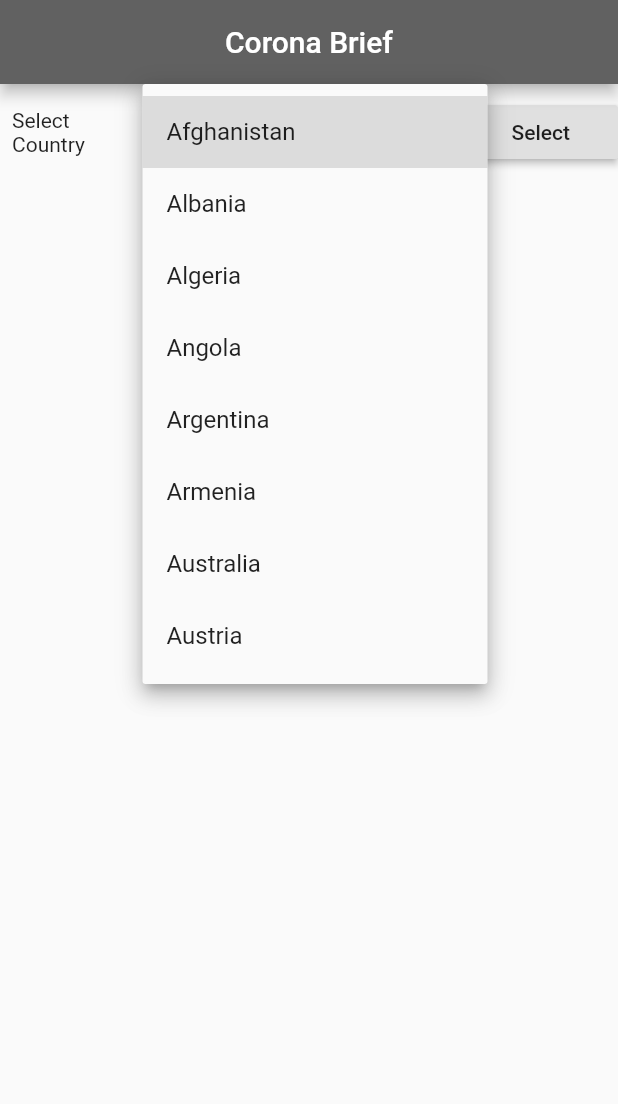
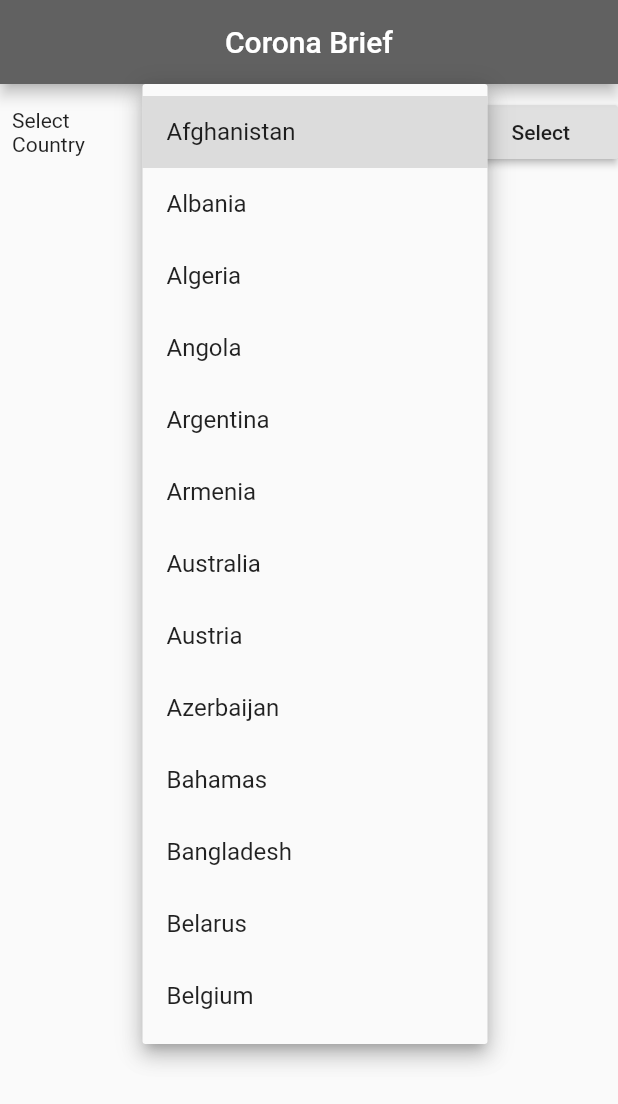
Before and after one commit to yashodgayashan/corona-mobile-app, a Flutter app: the screen it shows after launch, after a tap on "Afghanistan", on a phone screen of 412 x 824 dp. Shown: the top 1104 px of the screen. Run offline on Flutter 3.47's test engine with Material 2 defaults, Android fonts, the phone set to English and light mode, and no system bars; network calls fail.

Commit message:
Added some countries

```diff
--- a/lib/screens/main_screen.dart
+++ b/lib/screens/main_screen.dart
@@ -1,3 +1,4 @@
+import 'package:corona_app/utills/corona_info.dart';
 import 'package:corona_app/utills/http_service.dart';
 import 'package:flutter/material.dart';
 import 'package:corona_app/utills/country.dart';
@@ -16,7 +17,12 @@ class _HomeState extends State<Home> {
     Country(codeName: "AR", countryName: "Argentina"),
     Country(codeName: "AM", countryName: "Armenia"),
     Country(codeName: "AU", countryName: "Australia"),
-    Country(codeName: "AT", countryName: "Austria")
+    Country(codeName: "AT", countryName: "Austria"),
+    Country(codeName: "AZ", countryName: "Azerbaijan"),
+    Country(codeName: "BS", countryName: "Bahamas"),
+    Country(codeName: "BD", countryName: "Bangladesh"),
+    Country(codeName: "BY", countryName: "Belarus"),
+    Country(codeName: "BE", countryName: "Belgium"),
   ];
 
   List<DropdownMenuItem<Country>> _dropdownMenuItems;
@@ -86,7 +92,8 @@ class _HomeState extends State<Home> {
                   child: RaisedButton(
                       child: Text("Select"),
                       onPressed: () {
-                        HttpService().getPost(id: "LK");
+                        Future<CoronaData> post =
+                            HttpService().getPost(id: _selectedCountry.code);
                         debugPrint(
                             "Pressed and value is ${_selectedCountry.country}");
                       }),
--- a/lib/utills/http_service.dart
+++ b/lib/utills/http_service.dart
@@ -7,7 +7,7 @@ import 'package:http/http.dart';
 class HttpService {
   final String getUrl = "https://thevirustracker.com/free-api?countryTotal=";
 
-  Future<void> getPost({@required String id}) async {
+  Future<CoronaData> getPost({@required String id}) async {
     Response res = await get(getUrl + id);
 
     if(res.statusCode == 200){
@@ -16,7 +16,8 @@ class HttpService {
       CoronaData coronaData = CoronaData.fromJSON(subData[0]);
       debugPrint(coronaData.country.country);
       debugPrint(coronaData.country.code);
-
+      debugPrint(coronaData.totalActiveCases.toString());
+      return coronaData;
     }
   }
 }
```
